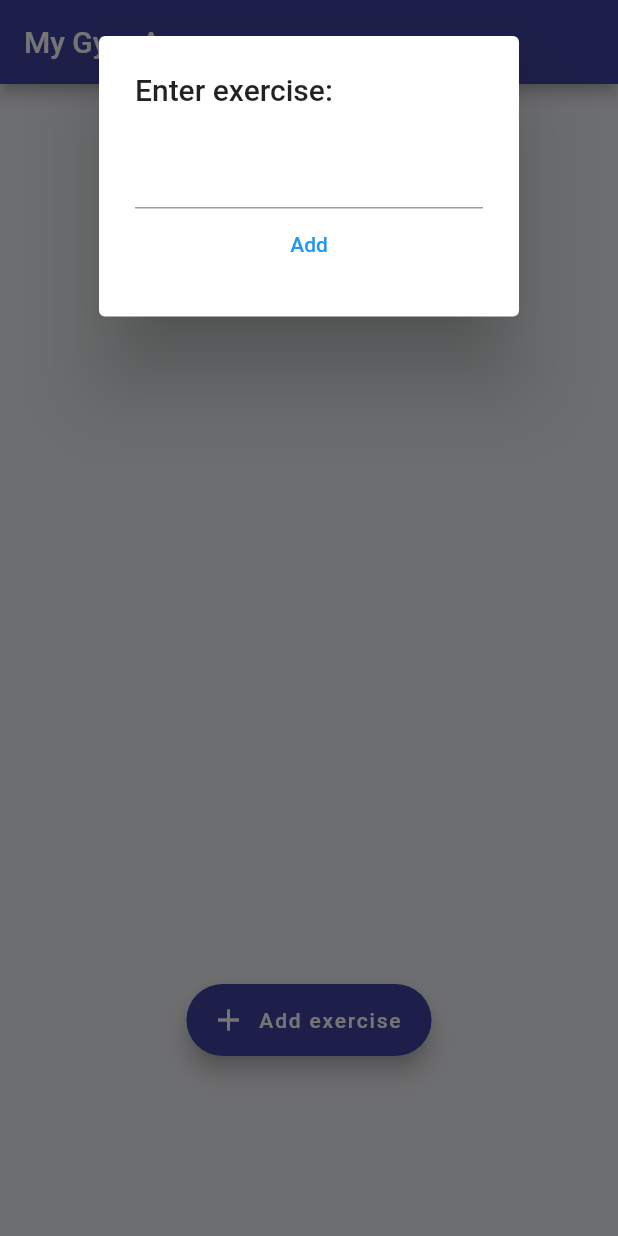
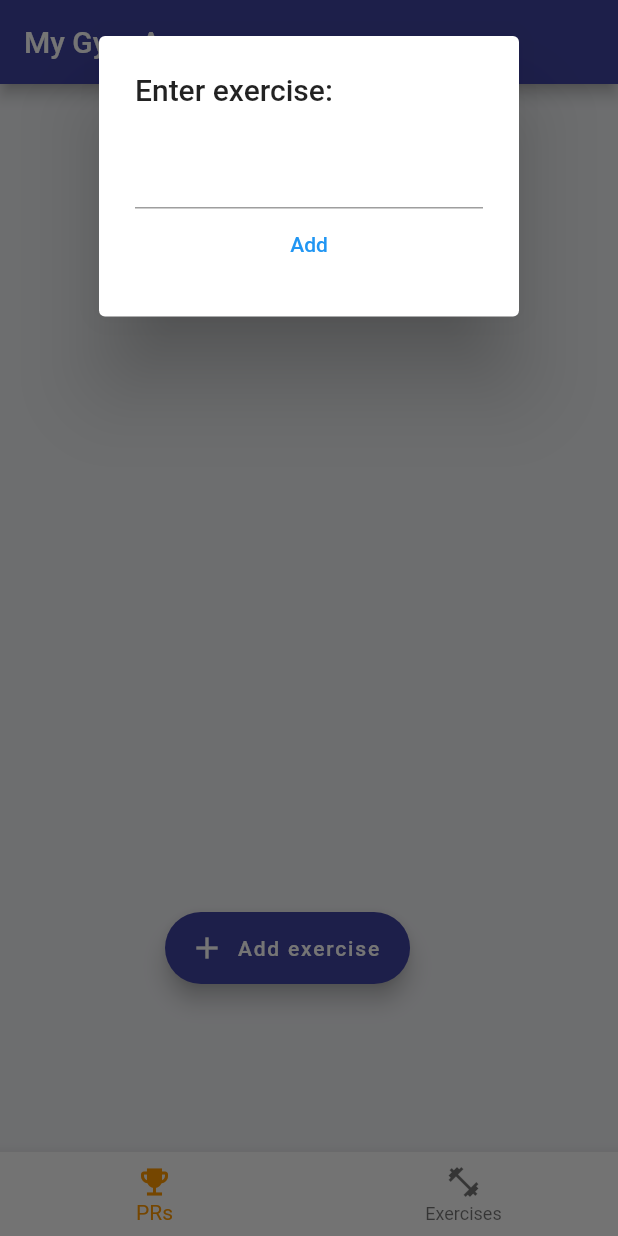
Before and after one commit to Aarons9090/My-Gym-App, a Flutter app: the screen it shows after launch, after a tap on "Add exercise", on a phone screen of 412 x 824 dp. Run offline on Flutter 3.47's test engine with Material 2 defaults, Android fonts, the phone set to English and light mode, and no system bars; our stand-ins replace sqflite; accounts and stored records are empty.

Commit message:
added support for multiple pages and improved ui design

```diff
--- a/lib/add_button.dart
+++ b/lib/add_button.dart
@@ -13,13 +13,13 @@ class AddButton extends StatefulWidget {
 class _AddButtonState extends State<AddButton> {
   final List<Widget> cardList = [];
 
-  void deleteCards(){
-    setState((){
+  void deleteCards() {
+    setState(() {
       cardList.clear();
     });
+  }
 
-  }
-  void createNewCard(ExerciseCard e){
+  void createNewCard(ExerciseCard e) {
     cardList.add(e);
   }
 
@@ -48,8 +48,7 @@ class _AddButtonState extends State<AddButton> {
                     onPressed: () {
                       setState(() {
                         if (_input != "null") {
-
-                          Tietokanta().lisaaNimi(_input);
+                          LocalDatabse().addName(_input);
                         }
                         Navigator.of(context).pop();
                       });
@@ -65,11 +64,10 @@ class _AddButtonState extends State<AddButton> {
   @override
   Widget build(BuildContext context) {
     return FutureBuilder(
-        future: Tietokanta().haeNimet(), // async-metodin kutsu
+        future: LocalDatabse().getNames(), // async-metodin kutsu
         builder: (BuildContext context, AsyncSnapshot snapshot) {
           cardList.clear();
           if (snapshot.hasData) {
-
             for (var nimi in snapshot.data) {
               if (nimi == null) {
                 continue;
@@ -80,11 +78,11 @@ class _AddButtonState extends State<AddButton> {
               cardList.add(new_card);
             }
 
-            return Column(
+            return Stack(
               children: <Widget>[
                 SingleChildScrollView(
                   child: SizedBox(
-                    height: 600,
+                    height: 610,
                     child: ListView.builder(
                         itemCount: cardList.length,
                         itemBuilder: (BuildContext context, int index) {
@@ -92,12 +90,19 @@ class _AddButtonState extends State<AddButton> {
                         }),
                   ),
                 ),
-                FloatingActionButton.extended(
+
+                Positioned(
+                  bottom: 10,
+                  left: 110,
+                  child: FloatingActionButton.extended(
                     label: const Text("Add exercise"),
                     icon: const Icon(Icons.add),
                     onPressed: addButtonPressed,
                     backgroundColor: appColors["main"],
                   ),
+                )
+
+                // add exercise button
               ],
             );
           } else {
--- a/lib/database.dart
+++ b/lib/database.dart
@@ -1,11 +1,8 @@
-import "package:flutter/material.dart";
-import 'package:gym_app/main.dart';
 import 'package:sqflite/sqflite.dart';
 
+class LocalDatabse {
 
-class Tietokanta {
-
-  avaaTietokanta() async {
+  openLocalDatabase() async {
     return await openDatabase('tietokantatiedosto.db',
       version: 1,
       onCreate: (Database db, int version) async {
@@ -14,8 +11,8 @@ class Tietokanta {
     );
   }
 
-  haeNimet() async {
-    var tietokanta = await avaaTietokanta();
+  getNames() async {
+    var tietokanta = await openLocalDatabase();
     var rivit = await tietokanta.rawQuery('SELECT * FROM names');
     await tietokanta.close();
 
@@ -27,8 +24,8 @@ class Tietokanta {
     return nimet;
   }
 
-  lisaaNimi(nimi) async {
-    var tietokanta = await avaaTietokanta();
+  addName(nimi) async {
+    var tietokanta = await openLocalDatabase();
     await tietokanta.rawInsert('INSERT INTO names (name) VALUES (?)', [nimi]);
     await tietokanta.close();
   }
--- a/lib/main.dart
+++ b/lib/main.dart
@@ -1,6 +1,6 @@
 import 'package:flutter/material.dart';
 import 'top_bar.dart';
-import 'add_button.dart';
+import "main_scroll_area.dart";
 
 Map<String, Color> appColors = {
   "background": const Color(0xffEEEFF2),
@@ -13,6 +13,8 @@ void main() {
   runApp(const MyApp());
 }
 
+
+
 class MyApp extends StatefulWidget {
   const MyApp({Key? key}) : super(key: key);
 
@@ -21,23 +23,76 @@ class MyApp extends StatefulWidget {
 }
 
 class _MyAppState extends State<MyApp> {
+  // Page number
+  int bottomSelectedIndex = 0;
+
+  // Controller for multiple pages
+  final PageController pageController = PageController(
+    initialPage: 0,
+    keepPage: true,
+  );
+
+  // swipe to change pages
+  void pageSwipe(int index) {
+    setState(() {
+      bottomSelectedIndex = index;
+    });
+  }
+
+  // User pressed bottom par
+  void navigationBarPressed(int index) {
+    setState(() {
+      bottomSelectedIndex = index;
+      pageController.animateToPage(index,
+          duration: const Duration(milliseconds: 500), curve: Curves.ease);
+    });
+  }
+
+  // PageView for multiple pages
+  Widget buildPageView() {
+    return PageView(
+
+      controller: pageController,
+      onPageChanged: (index) {
+        pageSwipe(index);
+      },
+      children: const <Widget>[
+        ScrollArea(),
+        Center(
+          child: Text('second page coming soon...'),
+        )
+      ],
+    );
+  }
+
   @override
   Widget build(BuildContext context) {
     return MaterialApp(
+        theme: ThemeData(
+          primarySwatch: Colors.blue,
+        ),
         home: Scaffold(
             backgroundColor: appColors["background"],
             appBar: TopBar(
               appBar: AppBar(),
             ),
-            body: SingleChildScrollView(
-                child: Column(
-                crossAxisAlignment: CrossAxisAlignment.stretch,
-                mainAxisSize: MainAxisSize.max,
-                mainAxisAlignment: MainAxisAlignment.start,
-                children: const <Widget>[
-                  AddButton(),
+            bottomNavigationBar: BottomNavigationBar(
+                items: const [
+                  BottomNavigationBarItem(
+                      icon: Icon(Icons.emoji_events),
+                      label: "PRs",
+                  ),
+                  BottomNavigationBarItem(
+                    icon: Icon(Icons.fitness_center),
+                    label: 'Exercises',
+
+                  ),
                 ],
-              ),
-            )));
+                currentIndex: bottomSelectedIndex,
+                selectedItemColor: Colors.orange,
+                onTap: (index) {
+                  navigationBarPressed(index);
+                }),
+            body: buildPageView()));
   }
 }
--- /dev/null
+++ b/lib/main_scroll_area.dart
@@ -0,0 +1,27 @@
+import "package:flutter/material.dart";
+import "add_button.dart";
+
+class ScrollArea extends StatefulWidget {
+  const ScrollArea({Key? key}) : super(key: key);
+
+  @override
+  _ScrollAreaState createState() => _ScrollAreaState();
+}
+
+class _ScrollAreaState extends State<ScrollArea> {
+  @override
+  Widget build(BuildContext context) {
+    return SingleChildScrollView(
+
+      child: Column(
+        crossAxisAlignment: CrossAxisAlignment.stretch,
+        mainAxisSize: MainAxisSize.max,
+        mainAxisAlignment: MainAxisAlignment.start,
+        children: const <Widget>[
+
+          AddButton(),
+        ],
+      ),
+    );
+  }
+}
```
Lines whose indentation alone changed are shown as unchanged.
